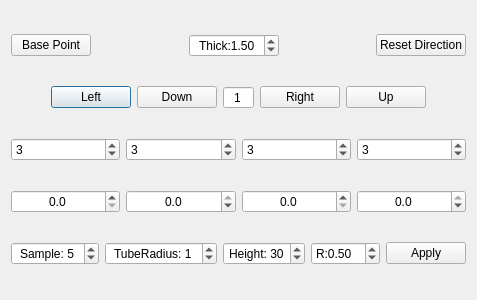
Before: the Qt Designer form NormalWidget.ui in lihouxing-sjtu/SurfBuilder, drawn with Qt 5.
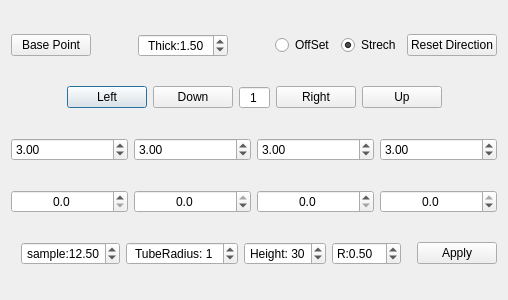
After: the same form once the commit is applied.

Diff of the .ui file:
```diff
--- a/NormalWidget.ui
+++ b/NormalWidget.ui
@@ -6,7 +6,7 @@
    <rect>
     <x>0</x>
     <y>0</y>
-    <width>426</width>
+    <width>508</width>
     <height>300</height>
    </rect>
   </property>
@@ -172,15 +172,15 @@
       </spacer>
      </item>
      <item>
-      <widget class="QSpinBox" name="SampleSpinBox">
+      <widget class="QDoubleSpinBox" name="SampleDoubleSpinBox">
        <property name="alignment">
         <set>Qt::AlignCenter</set>
        </property>
        <property name="prefix">
-        <string>Sample: </string>
+        <string>sample:</string>
        </property>
        <property name="value">
-        <number>5</number>
+        <double>12.500000000000000</double>
        </property>
       </widget>
      </item>
@@ -308,6 +308,23 @@
        </property>
       </spacer>
      </item>
+     <item>
+      <widget class="QRadioButton" name="OffSetRadioButton">
+       <property name="text">
+        <string>OffSet</string>
+       </property>
+      </widget>
+     </item>
+     <item>
+      <widget class="QRadioButton" name="StrechRadioButton">
+       <property name="text">
+        <string>Strech</string>
+       </property>
+       <property name="checked">
+        <bool>true</bool>
+       </property>
+      </widget>
+     </item>
      <item>
       <widget class="QPushButton" name="ResetDirectionButton">
        <property name="text">
@@ -320,30 +337,42 @@
    <item row="2" column="0">
     <layout class="QHBoxLayout" name="horizontalLayout_5">
      <item>
-      <widget class="QSpinBox" name="UminOffSetSpinBox">
+      <widget class="QDoubleSpinBox" name="UminOffSetDoubleSpinBox">
+       <property name="singleStep">
+        <double>0.500000000000000</double>
+       </property>
        <property name="value">
-        <number>3</number>
+        <double>3.000000000000000</double>
        </property>
       </widget>
      </item>
      <item>
-      <widget class="QSpinBox" name="UmaxOffSetSpinBox">
+      <widget class="QDoubleSpinBox" name="UmaxOffSetDoubleSpinBox">
+       <property name="singleStep">
+        <double>0.500000000000000</double>
+       </property>
        <property name="value">
-        <number>3</number>
+        <double>3.000000000000000</double>
        </property>
       </widget>
      </item>
      <item>
-      <widget class="QSpinBox" name="VminOffSetSpinBox">
+      <widget class="QDoubleSpinBox" name="VminOffSetDoubleSpinBox">
+       <property name="singleStep">
+        <double>0.500000000000000</double>
+       </property>
        <property name="value">
-        <number>3</number>
+        <double>3.000000000000000</double>
        </property>
       </widget>
      </item>
      <item>
-      <widget class="QSpinBox" name="VmaxOffSetSpinBox">
+      <widget class="QDoubleSpinBox" name="VmaxOffSetDoubleSpinBox">
+       <property name="singleStep">
+        <double>0.500000000000000</double>
+       </property>
        <property name="value">
-        <number>3</number>
+        <double>3.000000000000000</double>
        </property>
       </widget>
      </item>
```
Left out of the diff: 12 changed lines with no effect on the pictures.
